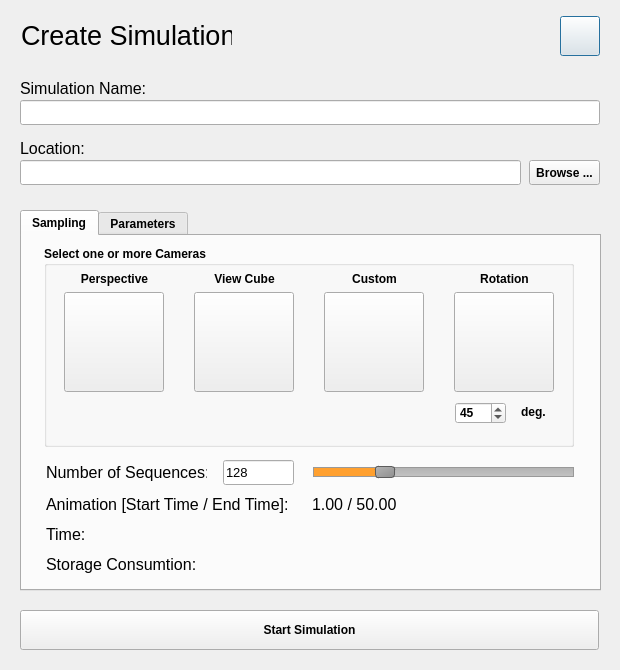
First picture: the form in ui/resources/CreateProjectDialogUI.ui, repository wolfpatrick/FluidExplorerPlugin, before the edit.
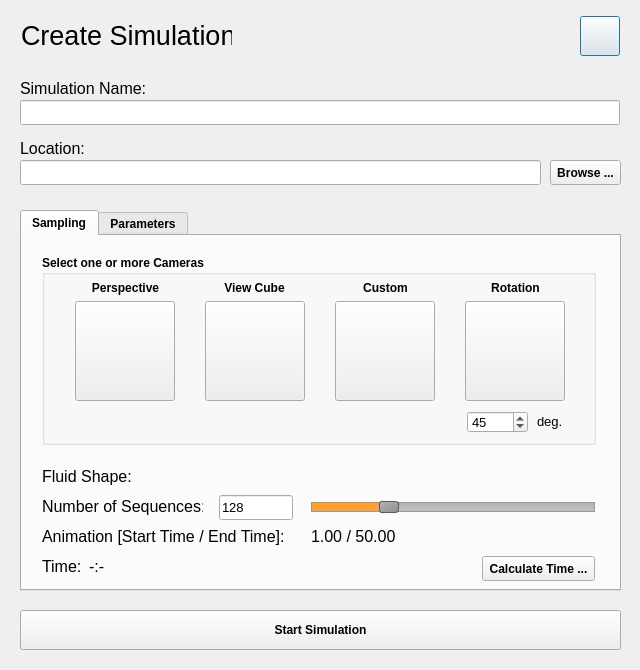
Second picture: the form after the edit. The open tabs and pages were chosen to show the change. Icons and pictures are not drawn.

What changed in the file:
```diff
--- a/ui/resources/CreateProjectDialogUI.ui
+++ b/ui/resources/CreateProjectDialogUI.ui
@@ -6,19 +6,19 @@
    <rect>
     <x>0</x>
     <y>0</y>
-    <width>620</width>
+    <width>640</width>
     <height>670</height>
    </rect>
   </property>
   <property name="minimumSize">
    <size>
-    <width>620</width>
+    <width>640</width>
     <height>670</height>
    </size>
   </property>
   <property name="maximumSize">
    <size>
-    <width>620</width>
+    <width>640</width>
     <height>670</height>
    </size>
   </property>
@@ -28,7 +28,7 @@
   <widget class="QPushButton" name="pushButtonNewPrjHelp">
    <property name="geometry">
     <rect>
-     <x>560</x>
+     <x>580</x>
      <y>16</y>
      <width>40</width>
      <height>40</height>
@@ -74,7 +74,7 @@
     <rect>
      <x>20</x>
      <y>100</y>
-     <width>580</width>
+     <width>600</width>
      <height>25</height>
     </rect>
    </property>
@@ -125,7 +125,7 @@
     <rect>
      <x>20</x>
      <y>160</y>
-     <width>501</width>
+     <width>521</width>
      <height>25</height>
     </rect>
    </property>
@@ -138,7 +138,7 @@
   <widget class="QPushButton" name="pushButtonBrowse">
    <property name="geometry">
     <rect>
-     <x>529</x>
+     <x>550</x>
      <y>160</y>
      <width>71</width>
      <height>25</height>
@@ -165,7 +165,7 @@
     <rect>
      <x>20</x>
      <y>210</y>
-     <width>581</width>
+     <width>601</width>
      <height>381</height>
     </rect>
    </property>
@@ -191,10 +191,10 @@
     <widget class="QGroupBox" name="groupBoxCameras">
      <property name="geometry">
       <rect>
-       <x>22</x>
-       <y>10</y>
-       <width>530</width>
-       <height>201</height>
+       <x>20</x>
+       <y>19</y>
+       <width>554</width>
+       <height>190</height>
       </rect>
      </property>
      <property name="title">
@@ -203,7 +203,7 @@
      <widget class="QPushButton" name="pushButton_CamPV">
       <property name="geometry">
        <rect>
-        <x>20</x>
+        <x>33</x>
         <y>46</y>
         <width>100</width>
         <height>100</height>
@@ -222,7 +222,7 @@
      <widget class="QPushButton" name="pushButton_CamVC">
       <property name="geometry">
        <rect>
-        <x>150</x>
+        <x>163</x>
         <y>46</y>
         <width>100</width>
         <height>100</height>
@@ -241,7 +241,7 @@
      <widget class="QPushButton" name="pushButton_CamSPH">
       <property name="geometry">
        <rect>
-        <x>280</x>
+        <x>293</x>
         <y>46</y>
         <width>100</width>
         <height>100</height>
@@ -260,7 +260,7 @@
      <widget class="QPushButton" name="pushButton_ROT">
       <property name="geometry">
        <rect>
-        <x>410</x>
+        <x>423</x>
         <y>46</y>
         <width>100</width>
         <height>100</height>
@@ -279,12 +279,19 @@
      <widget class="QSpinBox" name="spinBox_rotDeg">
       <property name="geometry">
        <rect>
-        <x>411</x>
+        <x>425</x>
         <y>156</y>
-        <width>51</width>
+        <width>61</width>
         <height>22</height>
        </rect>
       </property>
+      <property name="font">
+       <font>
+        <pointsize>10</pointsize>
+        <weight>50</weight>
+        <bold>false</bold>
+       </font>
+      </property>
       <property name="minimum">
        <number>10</number>
       </property>
@@ -298,7 +305,7 @@
      <widget class="QLabel" name="label">
       <property name="geometry">
        <rect>
-        <x>477</x>
+        <x>495</x>
         <y>156</y>
         <width>31</width>
         <height>20</height>
@@ -306,7 +313,9 @@
       </property>
       <property name="font">
        <font>
-        <pointsize>9</pointsize>
+        <pointsize>10</pointsize>
+        <weight>50</weight>
+        <bold>false</bold>
        </font>
       </property>
       <property name="text">
@@ -316,7 +325,7 @@
      <widget class="QLabel" name="label_2">
       <property name="geometry">
        <rect>
-        <x>20</x>
+        <x>33</x>
         <y>23</y>
         <width>101</width>
         <height>20</height>
@@ -332,7 +341,7 @@
      <widget class="QLabel" name="label_3">
       <property name="geometry">
        <rect>
-        <x>150</x>
+        <x>162</x>
         <y>23</y>
         <width>101</width>
         <height>20</height>
@@ -348,7 +357,7 @@
      <widget class="QLabel" name="label_4">
       <property name="geometry">
        <rect>
-        <x>280</x>
+        <x>293</x>
         <y>23</y>
         <width>101</width>
         <height>20</height>
@@ -364,7 +373,7 @@
      <widget class="QLabel" name="label_5">
       <property name="geometry">
        <rect>
-        <x>410</x>
+        <x>423</x>
         <y>23</y>
         <width>101</width>
         <height>20</height>
@@ -402,8 +411,8 @@
     <widget class="QLabel" name="labelNumberSeq">
      <property name="geometry">
       <rect>
-       <x>24</x>
-       <y>226</y>
+       <x>20</x>
+       <y>260</y>
        <width>161</width>
        <height>21</height>
       </rect>
@@ -422,9 +431,9 @@
     <widget class="QLabel" name="labelTime">
      <property name="geometry">
       <rect>
-       <x>24</x>
-       <y>288</y>
-       <width>521</width>
+       <x>20</x>
+       <y>320</y>
+       <width>41</width>
        <height>21</height>
       </rect>
      </property>
@@ -439,32 +448,12 @@
       <string>Time:</string>
      </property>
     </widget>
-    <widget class="QLabel" name="labelDiskSpace">
-     <property name="geometry">
-      <rect>
-       <x>24</x>
-       <y>318</y>
-       <width>521</width>
-       <height>21</height>
-      </rect>
-     </property>
-     <property name="font">
-      <font>
-       <pointsize>12</pointsize>
-       <weight>50</weight>
-       <bold>false</bold>
-      </font>
-     </property>
-     <property name="text">
-      <string>Storage Consumtion:</string>
-     </property>
-    </widget>
     <widget class="QSlider" name="horizontalSlider_numberSeq">
      <property name="geometry">
       <rect>
-       <x>291</x>
-       <y>226</y>
-       <width>261</width>
+       <x>289</x>
+       <y>261</y>
+       <width>284</width>
        <height>20</height>
       </rect>
      </property>
@@ -510,9 +499,9 @@
     <widget class="QLineEdit" name="lineEdit_numberSeq">
      <property name="geometry">
       <rect>
-       <x>201</x>
-       <y>224</y>
-       <width>71</width>
+       <x>197</x>
+       <y>259</y>
+       <width>74</width>
        <height>25</height>
       </rect>
      </property>
@@ -530,8 +519,8 @@
     <widget class="QLabel" name="labelAnimationTime">
      <property name="geometry">
       <rect>
-       <x>24</x>
-       <y>258</y>
+       <x>20</x>
+       <y>290</y>
        <width>261</width>
        <height>21</height>
       </rect>
@@ -550,9 +539,9 @@
     <widget class="QLabel" name="labelAnimationTimeStartEnd">
      <property name="geometry">
       <rect>
-       <x>290</x>
-       <y>258</y>
-       <width>261</width>
+       <x>289</x>
+       <y>290</y>
+       <width>281</width>
        <height>21</height>
       </rect>
      </property>
@@ -567,6 +556,88 @@
       <string>1.00 / 50.00</string>
      </property>
     </widget>
+    <widget class="QLabel" name="labelFluidBox">
+     <property name="geometry">
+      <rect>
+       <x>20</x>
+       <y>230</y>
+       <width>91</width>
+       <height>21</height>
+      </rect>
+     </property>
+     <property name="font">
+      <font>
+       <pointsize>12</pointsize>
+       <weight>50</weight>
+       <bold>false</bold>
+      </font>
+     </property>
+     <property name="text">
+      <string>Fluid Shape:</string>
+     </property>
+    </widget>
+    <widget class="QPushButton" name="pushButtonBrowse_CalculateTime">
+     <property name="geometry">
+      <rect>
+       <x>460</x>
+       <y>320</y>
+       <width>113</width>
+       <height>25</height>
+      </rect>
+     </property>
+     <property name="font">
+      <font>
+       <weight>75</weight>
+       <bold>true</bold>
+      </font>
+     </property>
+     <property name="styleSheet">
+      <string notr="true"/>
+     </property>
+     <property name="text">
+      <string>Calculate Time ...</string>
+     </property>
+    </widget>
+    <widget class="QLabel" name="labelFluidBox_Value">
+     <property name="geometry">
+      <rect>
+       <x>120</x>
+       <y>230</y>
+       <width>91</width>
+       <height>21</height>
+      </rect>
+     </property>
+     <property name="font">
+      <font>
+       <pointsize>12</pointsize>
+       <weight>50</weight>
+       <bold>false</bold>
+      </font>
+     </property>
+     <property name="text">
+      <string/>
+     </property>
+    </widget>
+    <widget class="QLabel" name="labelTime_Value">
+     <property name="geometry">
+      <rect>
+       <x>67</x>
+       <y>320</y>
+       <width>81</width>
+       <height>21</height>
+      </rect>
+     </property>
+     <property name="font">
+      <font>
+       <pointsize>12</pointsize>
+       <weight>50</weight>
+       <bold>false</bold>
+      </font>
+     </property>
+     <property name="text">
+      <string>-:-</string>
+     </property>
+    </widget>
    </widget>
    <widget class="QWidget" name="tabParameters">
     <property name="enabled">
@@ -615,7 +686,7 @@
     <rect>
      <x>20</x>
      <y>610</y>
-     <width>579</width>
+     <width>601</width>
      <height>40</height>
     </rect>
    </property>
```
Left out of the diff: 4 changed lines with no effect on the pictures.
